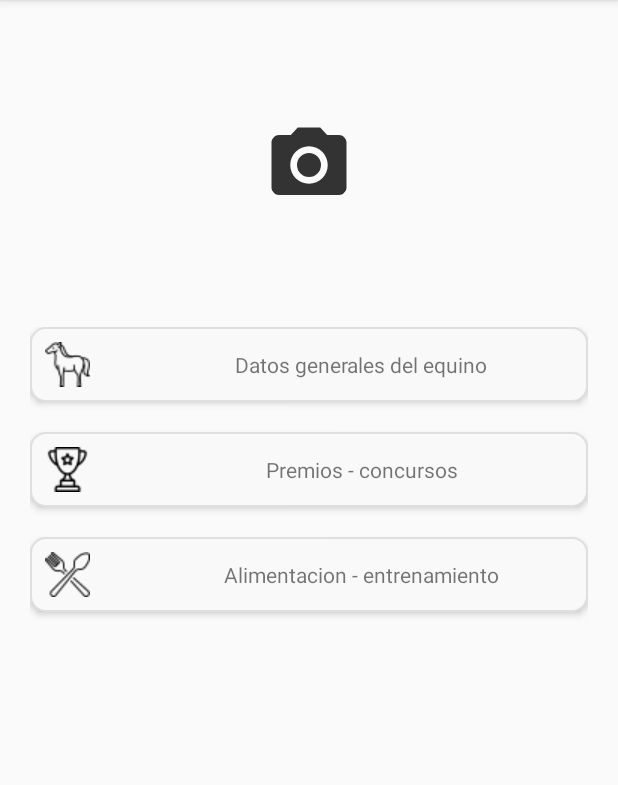
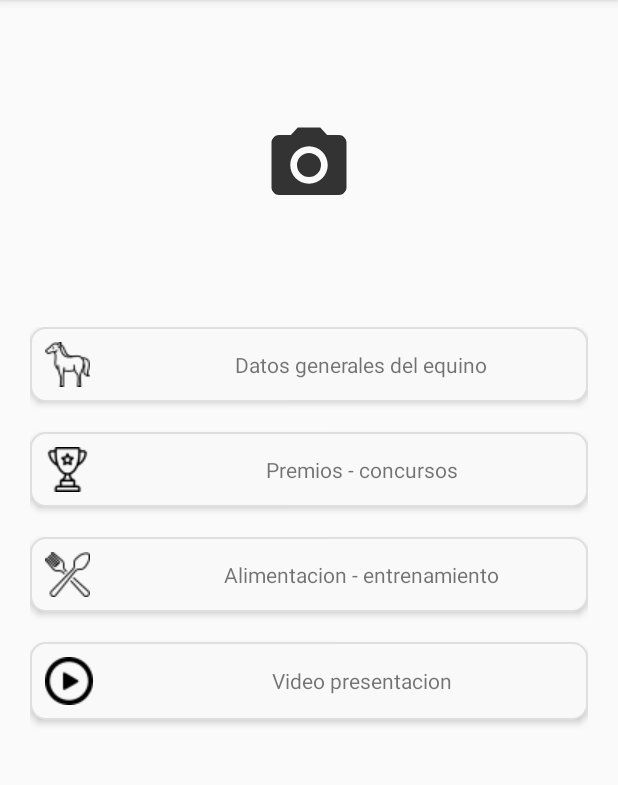
Before and after one commit to team-ti/Lacrim, an Android app: the Detalle_equino screen opened directly, with no data from a screen before it, on a phone screen of 412 x 824 dp, the part 84-869 px from its top. Run offline under Robolectric (Android 15) with nearby library versions, the phone set to English and light mode, and no system bars; our stand-ins replace CircleImageView; 3 statements that could not run were skipped.

Commit message:
aceptar rechazar

```diff
--- a/app/src/main/AndroidManifest.xml
+++ b/app/src/main/AndroidManifest.xml
@@ -1,6 +1,8 @@
 <?xml version="1.0" encoding="utf-8"?>
 <manifest xmlns:android="http://schemas.android.com/apk/res/android"
     package="com.example.mario.lacrim">
+
+    <uses-permission android:name="android.permission.READ_EXTERNAL_STORAGE" />
 
     <application
         android:allowBackup="true"
@@ -9,7 +11,8 @@
         android:roundIcon="@mipmap/ic_launcher_herradura2"
         android:supportsRtl="true"
         android:theme="@style/AppTheme">
-        <activity android:name=".DatosPesebrera"></activity>
+        <activity android:name=".Presentacion"></activity>
+        <activity android:name=".DatosPesebrera" />
         <activity android:name=".DetallePesebrera" />
         <activity android:name=".CrearPesebrera" />
         <activity android:name=".Detalle_premiacion" />
--- a/app/src/main/java/com/example/mario/lacrim/Adaptador_solicitud.java
+++ b/app/src/main/java/com/example/mario/lacrim/Adaptador_solicitud.java
@@ -140,12 +140,14 @@ public class Adaptador_solicitud extends RecyclerView.Adapter<Adaptador_solicitu
 
     public void EliminarSolicitud(){
 
+        SQLiteDatabase db=conn.getWritableDatabase();
+        String[] parametros={String.valueOf(id_equino)};
 
+        db.delete(Constantes.TABLA_EQUINO,Constantes.CAMPO_ID_EQUINO+"=?",parametros);
+        db.close();
 
 
     }
 
 
-
-
 }
--- a/app/src/main/java/com/example/mario/lacrim/Crear_equino.java
+++ b/app/src/main/java/com/example/mario/lacrim/Crear_equino.java
@@ -168,6 +168,7 @@ public class Crear_equino extends AppCompatActivity {
         values.put(Constantes.CAMPO_ID_PESEBRERA_EQUINO, 0);
 
 
+
         db.insert(Constantes.TABLA_EQUINO,Constantes.CAMPO_ID_EQUINO,values);
 
         Toast.makeText(getApplicationContext(),"Equino resgistrado",Toast.LENGTH_SHORT).show();
--- a/app/src/main/java/com/example/mario/lacrim/Detalle_equino.java
+++ b/app/src/main/java/com/example/mario/lacrim/Detalle_equino.java
@@ -3,8 +3,11 @@ package com.example.mario.lacrim;
 import android.content.Intent;
 import android.database.Cursor;
 import android.database.sqlite.SQLiteDatabase;
+import android.graphics.Bitmap;
+import android.graphics.BitmapFactory;
 import android.support.v7.app.AppCompatActivity;
 import android.os.Bundle;
+import android.util.Base64;
 import android.view.View;
 import android.widget.LinearLayout;
 import android.widget.TextView;
@@ -13,12 +16,15 @@ import android.widget.Toast;
 import com.example.mario.lacrim.Database.ConexionSQLiteHelper;
 import com.example.mario.lacrim.Utilidades.Constantes;
 
+import de.hdodenhof.circleimageview.CircleImageView;
+
 public class Detalle_equino extends AppCompatActivity {
 
     TextView txt_detalle_equino;
     String id_equino;
-    LinearLayout ln_datos_generales, ln_premios, ln_alimentos;
+    LinearLayout ln_datos_generales, ln_premios, ln_alimentos,ln_videos;
     String interfaz;
+    CircleImageView img_foto_perfil_equino_detalle;
 
     ConexionSQLiteHelper conn;
 
@@ -27,10 +33,12 @@ public class Detalle_equino extends AppCompatActivity {
         super.onCreate(savedInstanceState);
         setContentView(R.layout.activity_detalle_equino);
 
+        img_foto_perfil_equino_detalle = findViewById(R.id.img_foto_perfil_equino_detalle);
         txt_detalle_equino = findViewById(R.id.txt_detalle_equino);
         ln_datos_generales = findViewById(R.id.ln_datos_generales);
         ln_premios = findViewById(R.id.ln_premios);
         ln_alimentos = findViewById(R.id.ln_alimentos);
+        ln_videos = findViewById(R.id.ln_videos);
 
         conn=new ConexionSQLiteHelper(getApplicationContext(),"bd_equinos",null,1);
 
@@ -80,6 +88,20 @@ public class Detalle_equino extends AppCompatActivity {
             }
         });
 
+
+        ln_videos.setOnClickListener(new View.OnClickListener() {
+            @Override
+            public void onClick(View v) {
+
+                Intent intent = new Intent(getApplicationContext(), Presentacion.class);
+                intent.putExtra("id",id_equino);
+                intent.putExtra("interfaz",interfaz);
+                startActivity(intent);
+                finish();
+
+            }
+        });
+
         consultar_equino();
 
 
@@ -88,7 +110,7 @@ public class Detalle_equino extends AppCompatActivity {
     private void consultar_equino() {
         SQLiteDatabase db=conn.getReadableDatabase();
         String[] parametros={(getIntent().getExtras().getString("id"))};
-        String[] campos={Constantes.CAMPO_NOMBRE_EQUINO};
+        String[] campos={Constantes.CAMPO_NOMBRE_EQUINO,Constantes.CAMPO_AVATAR_EQUINO};
         //Cursor cursor;
 
         try {
@@ -100,6 +122,17 @@ public class Detalle_equino extends AppCompatActivity {
 
             //txt_detalle_equino.setText(cursor.getString(1));
             txt_detalle_equino.setText(cursor.getString(cursor.getColumnIndex(Constantes.CAMPO_NOMBRE_EQUINO)));
+
+            if (!cursor.isNull(1)){
+
+                String codbase64 = cursor.getString(1);
+
+                byte[] decodedString = Base64.decode(codbase64, Base64.DEFAULT);
+                Bitmap img = BitmapFactory.decodeByteArray(decodedString, 0, decodedString.length);
+
+                img_foto_perfil_equino_detalle.setImageBitmap(img);
+
+            }
 
             cursor.close();
 
--- a/app/src/main/java/com/example/mario/lacrim/inicio.java
+++ b/app/src/main/java/com/example/mario/lacrim/inicio.java
@@ -113,7 +113,6 @@ public class inicio extends Fragment {
 
         while (cursor.moveToNext()) {
             equino = new Equinos();
-
             equino.setId_equino(cursor.getString(0));
             equino.setNombre_equino(cursor.getString(1));
             equino.setSexo_equino(cursor.getString(4));
--- a/app/src/main/res/layout/activity_alimentacion.xml
+++ b/app/src/main/res/layout/activity_alimentacion.xml
@@ -17,6 +17,7 @@
         android:layout_weight="2">
 
         <de.hdodenhof.circleimageview.CircleImageView
+            android:id="@+id/img_foto_perfil_equino_alimentacion"
             android:layout_width="60dp"
             android:layout_height="60dp"
             android:src="@drawable/ic_foto_default"
--- a/app/src/main/res/layout/activity_datos_generales.xml
+++ b/app/src/main/res/layout/activity_datos_generales.xml
@@ -29,6 +29,7 @@
                 android:layout_weight="3">
 
                 <de.hdodenhof.circleimageview.CircleImageView
+                    android:id="@+id/img_foto_perfil_equino_detalle_dato_general"
                     android:layout_width="70dp"
                     android:layout_height="70dp"
                     android:src="@drawable/ic_foto_default"
--- a/app/src/main/res/layout/activity_detalle_equino.xml
+++ b/app/src/main/res/layout/activity_detalle_equino.xml
@@ -29,8 +29,10 @@
         android:layout_weight="3">
 
         <de.hdodenhof.circleimageview.CircleImageView
+            android:id="@+id/img_foto_perfil_equino_detalle"
             android:layout_width="60dp"
             android:layout_height="60dp"
+            android:layout_gravity="center"
             android:src="@drawable/ic_foto_default"
             android:layout_marginTop="80dp"/>
 
@@ -199,6 +201,54 @@
         </LinearLayout>
 
 
+
+        <LinearLayout
+            android:id="@+id/ln_videos"
+            android:layout_width="match_parent"
+            android:layout_height="wrap_content"
+            android:orientation="horizontal"
+            android:paddingLeft="10dp"
+            android:paddingBottom="10dp"
+            android:paddingTop="10dp"
+            android:elevation="3dp"
+            android:background="@drawable/ic_borde_linear"
+            android:layout_marginBottom="20dp">
+
+
+            <LinearLayout
+                android:layout_width="match_parent"
+                android:layout_height="match_parent"
+                android:orientation="horizontal"
+                android:layout_weight="5">
+
+                <android.support.v7.widget.AppCompatImageView
+                    android:src="@drawable/video"
+                    android:layout_width="wrap_content"
+                    android:layout_height="wrap_content"/>
+
+            </LinearLayout>
+
+
+            <LinearLayout
+                android:layout_width="match_parent"
+                android:layout_height="match_parent"
+                android:orientation="horizontal"
+                android:gravity="center_horizontal"
+                android:layout_weight="1">
+
+                <TextView
+                    android:layout_width="wrap_content"
+                    android:layout_height="wrap_content"
+                    android:text="Video presentacion"
+                    android:layout_gravity="center_vertical"/>
+
+            </LinearLayout>
+
+
+
+        </LinearLayout>
+
+
     </LinearLayout>
 
     </LinearLayout>
--- a/app/src/main/res/layout/activity_perfil_usuario.xml
+++ b/app/src/main/res/layout/activity_perfil_usuario.xml
@@ -25,6 +25,7 @@
                 android:layout_weight="3">
 
                 <de.hdodenhof.circleimageview.CircleImageView
+                    android:id="@+id/img_foto_perfil"
                     android:layout_width="70dp"
                     android:layout_height="70dp"
                     android:src="@drawable/ic_foto_default"
--- a/app/src/main/res/layout/activity_premios.xml
+++ b/app/src/main/res/layout/activity_premios.xml
@@ -17,6 +17,7 @@
         android:layout_weight="2">
 
         <de.hdodenhof.circleimageview.CircleImageView
+            android:id="@+id/img_foto_perfil_equino_premiacion"
             android:layout_width="60dp"
             android:layout_height="60dp"
             android:src="@drawable/ic_foto_default"
--- a/app/src/main/res/layout/fragment_perfil.xml
+++ b/app/src/main/res/layout/fragment_perfil.xml
@@ -34,6 +34,7 @@
 
 
                 <de.hdodenhof.circleimageview.CircleImageView
+                    android:id="@+id/img_foto_perfil_frag"
                     android:layout_width="70dp"
                     android:layout_height="70dp"
                     android:src="@drawable/ic_foto_default" />
```
Also changed, not shown: app/src/main/java/com/example/mario/lacrim/Alimentacion.java (+19 -2 lines), app/src/main/java/com/example/mario/lacrim/Datos_generales.java (+86 -1 lines), app/src/main/java/com/example/mario/lacrim/PerfilUsuario.java (+88 -1 lines), app/src/main/java/com/example/mario/lacrim/Premiacion.java (+20 -1 lines), app/src/main/java/com/example/mario/lacrim/Presentacion.java (added, +230 -0 lines), app/src/main/java/com/example/mario/lacrim/Utilidades/Constantes.java (+9 -2 lines), app/src/main/java/com/example/mario/lacrim/perfil.java (+19 -2 lines), app/src/main/res/layout/activity_presentacion.xml (added, +91 -0 lines), app/src/main/res/drawable/video.png (added).
